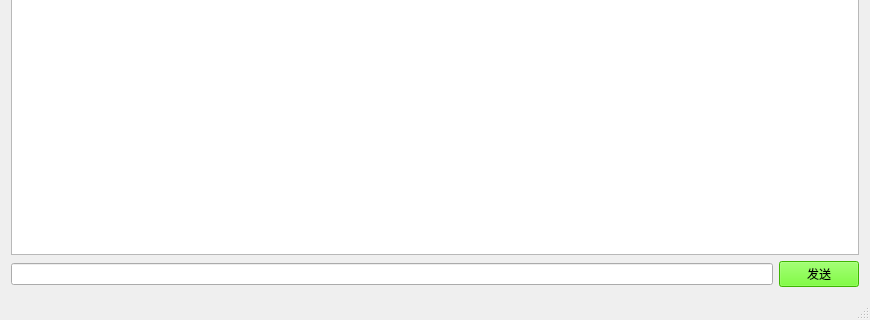
Above: TcpClientTest.ui from liming467/TcpClientTest before the change; both pictures show x 0 to 870 and y 479 to 799 of the 870 by 799 pixel window. Below: the same form after it.
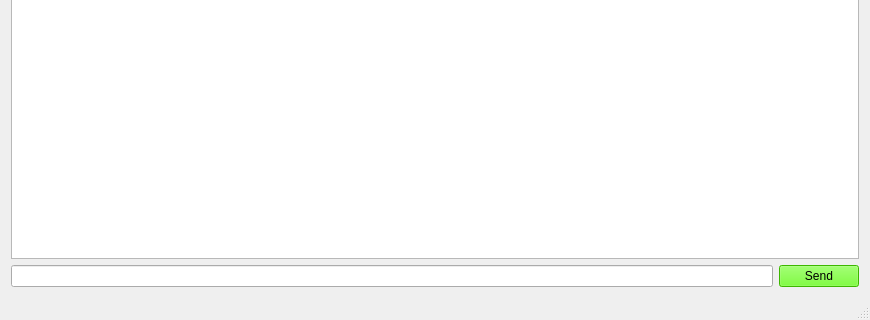
That is the form after the change.

```diff
--- a/TcpClientTest.ui
+++ b/TcpClientTest.ui
@@ -81,7 +81,7 @@
          <string notr="true">background-color: rgb(85, 255, 0);</string>
         </property>
         <property name="text">
-         <string>发送</string>
+         <string>Send</string>
         </property>
        </widget>
       </item>
```
